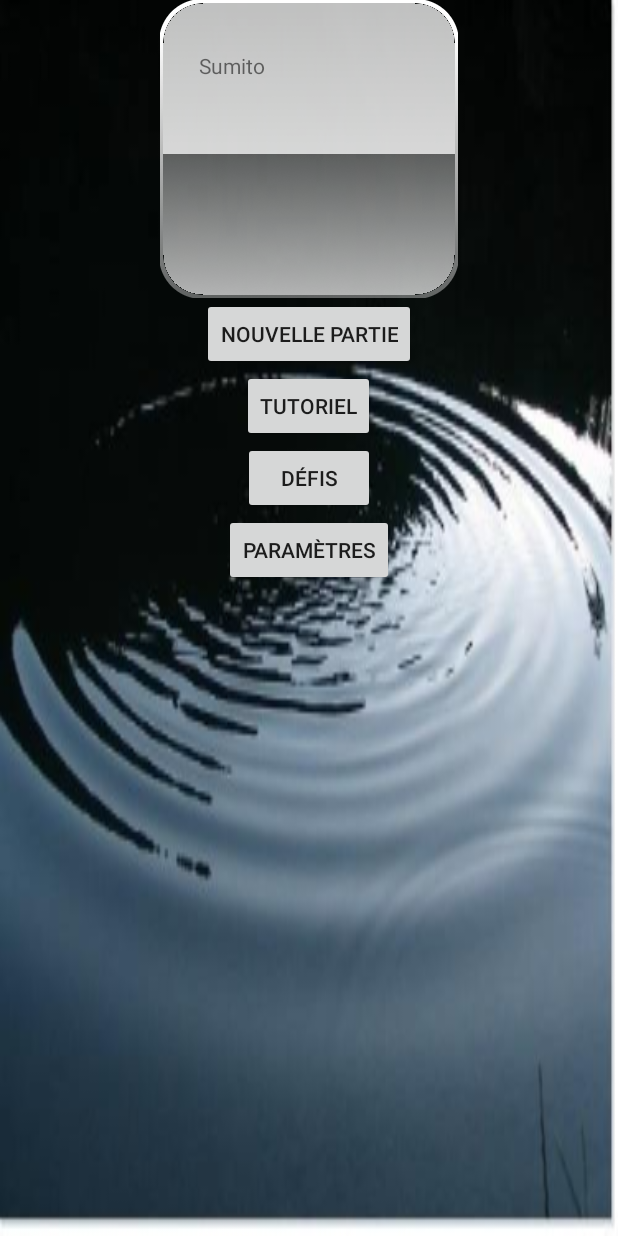
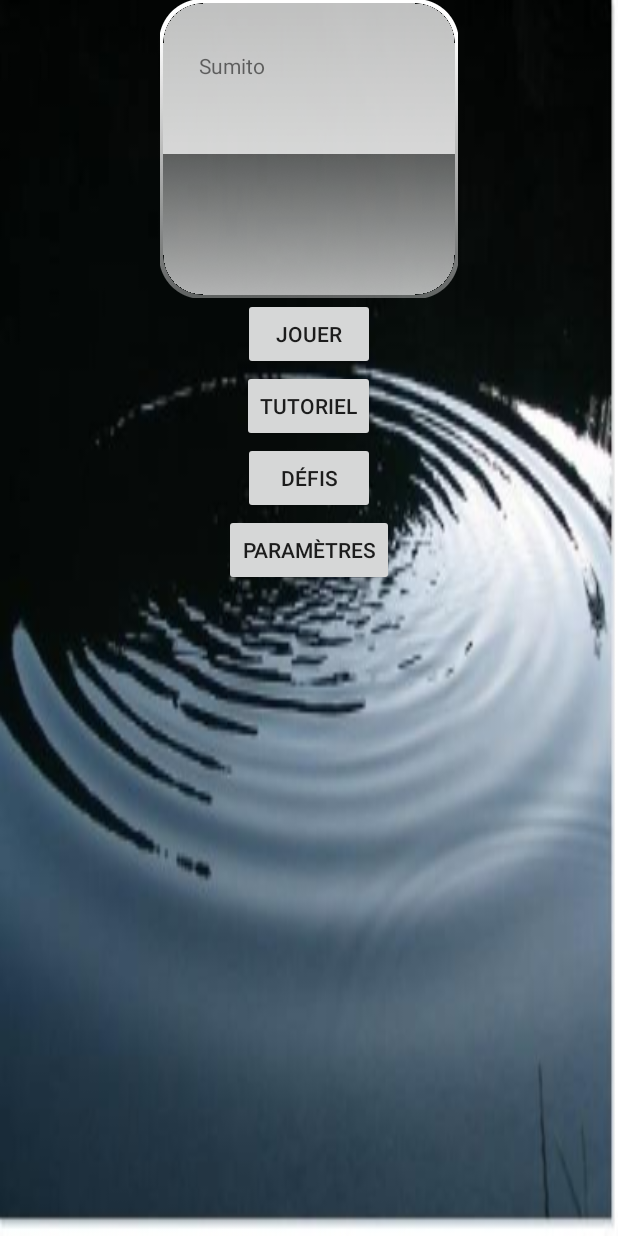
Before and after one commit to cbeausei/Sumito, an Android app: the layout menu_principal.xml on its own in the app's theme, with its tools: preview values and no code run, on a phone screen of 412 x 824 dp. Run offline under Robolectric (Android 15) with nearby library versions, the phone set to English and light mode, and no system bars.

Commit message:
Debut menu principal et quelques test en parallèles

```diff
--- a/app/src/main/res/layout/menu_principal.xml
+++ b/app/src/main/res/layout/menu_principal.xml
@@ -3,7 +3,7 @@
     android:layout_width="match_parent"
     android:layout_height="match_parent"
     android:id="@+id/parent"
-    android:layout_centerVertical="true"
+
     android:layout_centerHorizontal="true"
     android:background="@drawable/Rz_104"
     >
@@ -21,9 +21,10 @@
         android:id="@+id/nouvellepartie"
         android:layout_width="wrap_content"
         android:layout_height="wrap_content"
-        android:text="@string/Nouvellepartie"
+        android:text="@string/Jouer"
         android:layout_below="@id/nomjeu"
         android:layout_centerHorizontal="true"
+
     />
 
 
--- a/app/src/main/res/values/strings.xml
+++ b/app/src/main/res/values/strings.xml
@@ -8,6 +8,7 @@
     <string name="Tutoriel">Tutoriel</string>
     <string name="Paramètres">Paramètres</string>
     <string name="Défis">Défis</string>
+    <string name="Jouer">Jouer</string>
 
 
 </resources>
```
